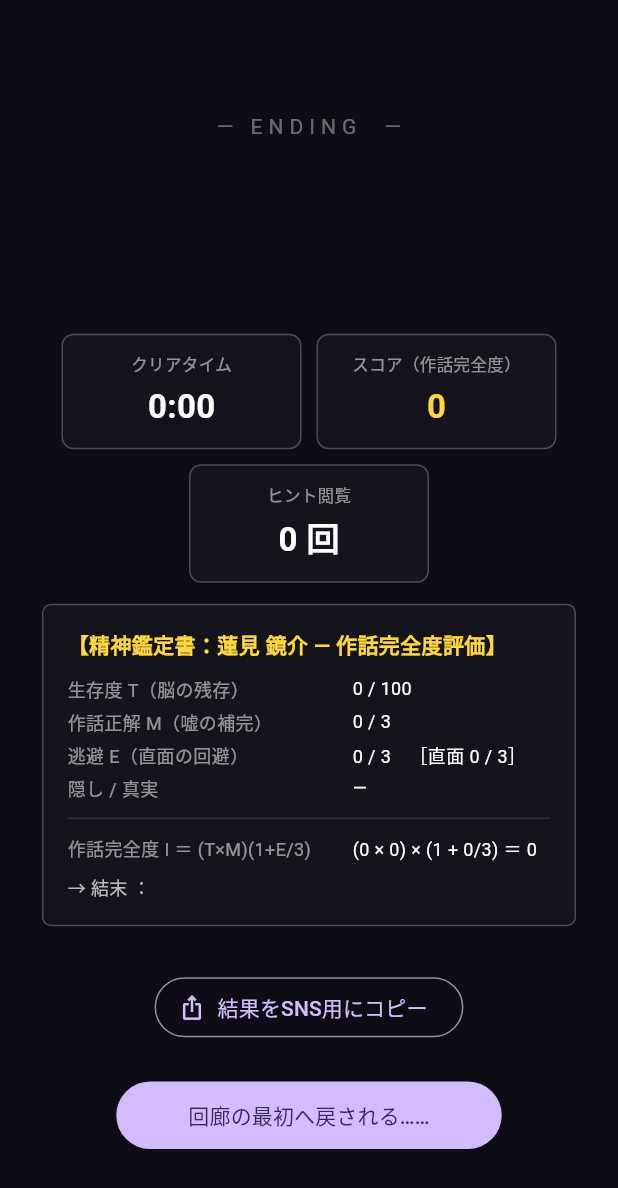
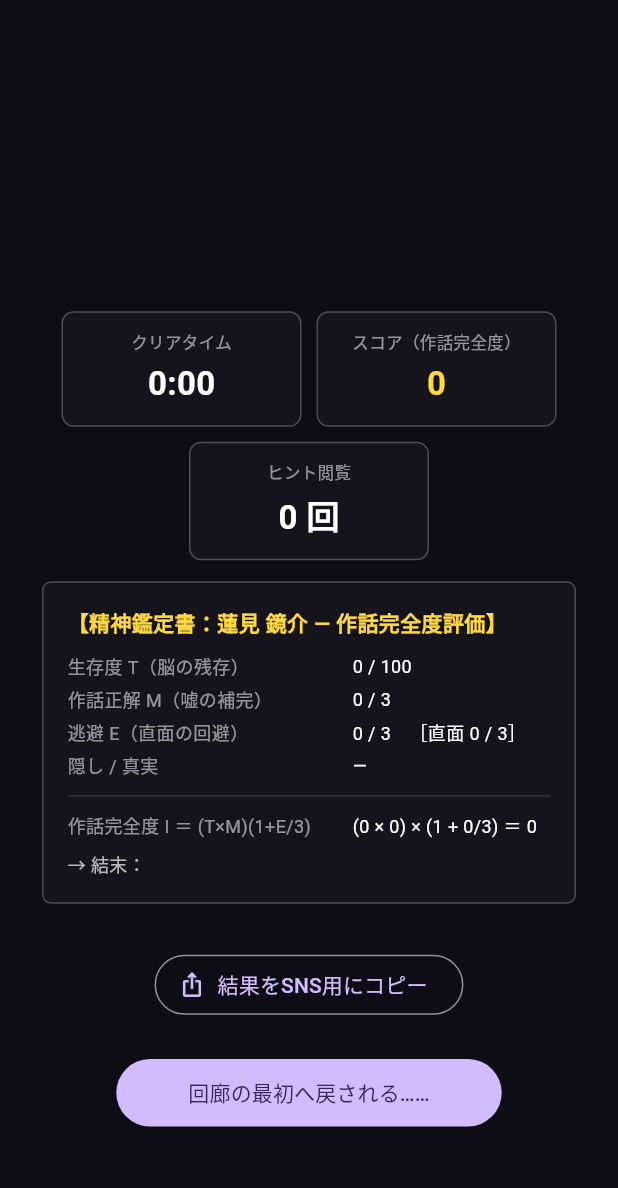
Before and after one commit to sk1214-gkms/kioku-no-kairou, a Flutter app: the VerdictScreen screen opened directly with empty values, on a phone screen of 412 x 824 dp. Shown: the top 1188 px of the screen. Run offline on Flutter 3.47's test engine with Material 3 defaults, Android fonts, the phone set to English and light mode, and no system bars; our stand-ins replace shared_preferences; accounts and stored records are empty.

Commit message:
結果画面: ENDING記号を非表示＋SNS共有をネタバレ完全排除
- 表示から『— ENDING X —』と『結末 X：』の記号を削除（結末名タイトルは残す）
- 共有文から結末名/結末記号/『作話完全度』など内容に触れる語を全削除。出すのはスコア(数値)/クリアタイム/ヒント回数＋煽り文＋タグ＋URLのみ＝ネタバレゼロ
Co-Authored-By: Claude Opus 4.8 <noreply@anthropic.com>

```diff
--- a/lib/screens/verdict_screen.dart
+++ b/lib/screens/verdict_screen.dart
@@ -44,11 +44,13 @@ class VerdictScreen extends StatelessWidget {
     return '$m:$sec';
   }
 
+  // 共有文はネタバレ厳禁：結末名・結末記号・作話などの語は一切入れない。
+  // 出すのはスコア／タイム／ヒント回数（数値）と、煽り文・タグ・URLのみ。
   String _shareText() =>
-      '『アムネジィ・ケース ──教授の不完全な安楽──』\n'
-      '結末：${result.title}（ENDING ${result.ending}）\n'
-      'スコア（作話完全度）：$integrity\n'
+      '『アムネジィ・ケース』をクリア！\n'
+      'スコア：$integrity\n'
       'クリアタイム：${fmtTime(playSeconds)} ／ ヒント：$totalHints回\n'
+      'あなたは、どんな“結末”に辿り着く？\n'
       '#アムネジィケース\n'
       'https://sk1214-gkms.github.io/kioku-no-kairou/';
 
@@ -78,10 +80,6 @@ class VerdictScreen extends StatelessWidget {
               children: [
                 _motif(),
                 const SizedBox(height: 18),
-                Text('— ENDING ${result.ending} —',
-                    style: const TextStyle(
-                        color: Colors.white38, letterSpacing: 4)),
-                const SizedBox(height: 10),
                 Text(result.title,
                     style: TextStyle(
                         fontSize: 26,
@@ -227,7 +225,7 @@ class VerdictScreen extends StatelessWidget {
           const Divider(height: 18, color: Colors.white12),
           _row('作話完全度 I ＝ (T×M)(1+E/3)', formula),
           const SizedBox(height: 6),
-          Text('→ 結末 ${result.ending}：${result.title}',
+          Text('→ 結末：${result.title}',
               style: const TextStyle(color: Colors.white70, fontSize: 12)),
         ],
       ),
```
